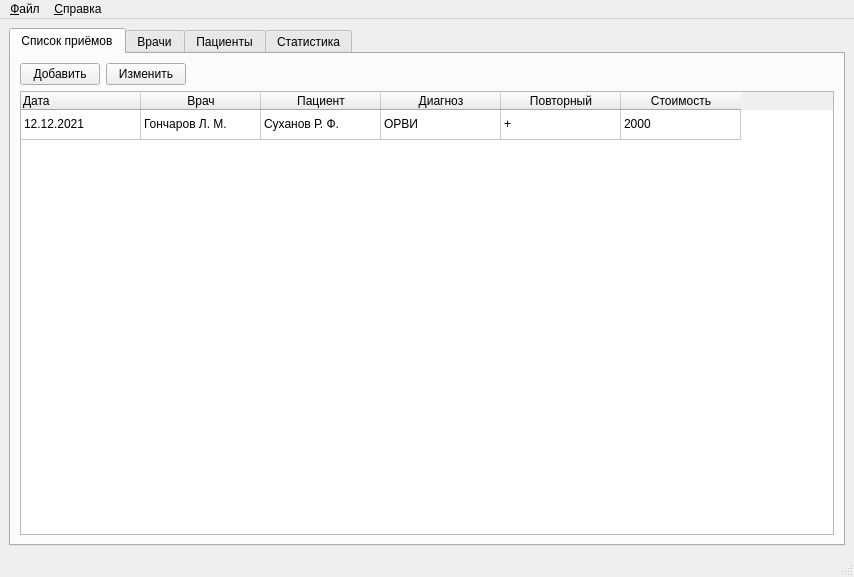
First picture: the form in src/mainwindow.ui, repository MM-Collaboration/Hospital-Finance-Tracing, before the edit.
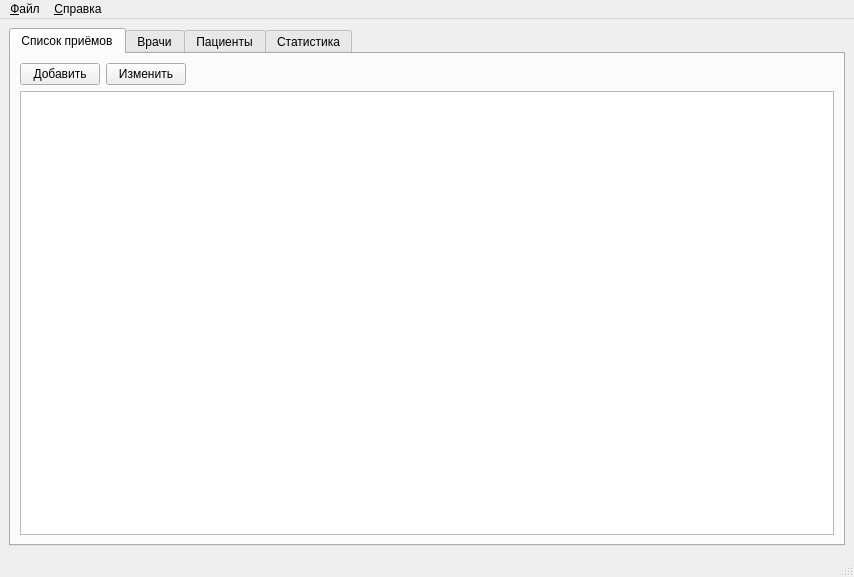
Second picture: the form after the edit. The open tabs and pages were chosen to show the change.

Commit message: Connected database

What changed in the file:
```diff
--- a/src/mainwindow.ui
+++ b/src/mainwindow.ui
@@ -57,104 +57,13 @@
          </layout>
         </item>
         <item>
-         <widget class="QTableWidget" name="tableWidget">
+         <widget class="QTableView" name="tableView_visits">
           <property name="frameShape">
            <enum>QFrame::StyledPanel</enum>
           </property>
           <property name="frameShadow">
            <enum>QFrame::Sunken</enum>
           </property>
-          <attribute name="horizontalHeaderDefaultSectionSize">
-           <number>120</number>
-          </attribute>
-          <attribute name="verticalHeaderVisible">
-           <bool>false</bool>
-          </attribute>
-          <attribute name="verticalHeaderShowSortIndicator" stdset="0">
-           <bool>false</bool>
-          </attribute>
-          <row>
-           <property name="text">
-            <string>1</string>
-           </property>
-          </row>
-          <column>
-           <property name="text">
-            <string>Дата</string>
-           </property>
-           <property name="textAlignment">
-            <set>AlignLeading|AlignTop</set>
-           </property>
-           <property name="background">
-            <color>
-             <red>255</red>
-             <green>255</green>
-             <blue>255</blue>
-            </color>
-           </property>
-          </column>
-          <column>
-           <property name="text">
-            <string>Врач</string>
-           </property>
-          </column>
-          <column>
-           <property name="text">
-            <string>Пациент</string>
-           </property>
-          </column>
-          <column>
-           <property name="text">
-            <string>Диагноз</string>
-           </property>
-          </column>
-          <column>
-           <property name="text">
-            <string>Повторный</string>
-           </property>
-           <property name="background">
-            <color>
-             <red>255</red>
-             <green>255</green>
-             <blue>255</blue>
-            </color>
-           </property>
-          </column>
-          <column>
-           <property name="text">
-            <string>Стоимость</string>
-           </property>
-          </column>
-          <item row="0" column="0">
-           <property name="text">
-            <string>12.12.2021</string>
-           </property>
-          </item>
-          <item row="0" column="1">
-           <property name="text">
-            <string>Гончаров Л. М.</string>
-           </property>
-          </item>
-          <item row="0" column="2">
-           <property name="text">
-            <string>Суханов Р. Ф.</string>
-           </property>
-          </item>
-          <item row="0" column="3">
-           <property name="text">
-            <string>ОРВИ</string>
-           </property>
-          </item>
-          <item row="0" column="4">
-           <property name="text">
-            <string>+</string>
-           </property>
-          </item>
-          <item row="0" column="5">
-           <property name="text">
-            <string>2000</string>
-           </property>
-          </item>
          </widget>
         </item>
        </layout>
```
Left out of the diff: 126 changed lines with no effect on the pictures. The commit also changes 2 other files.
